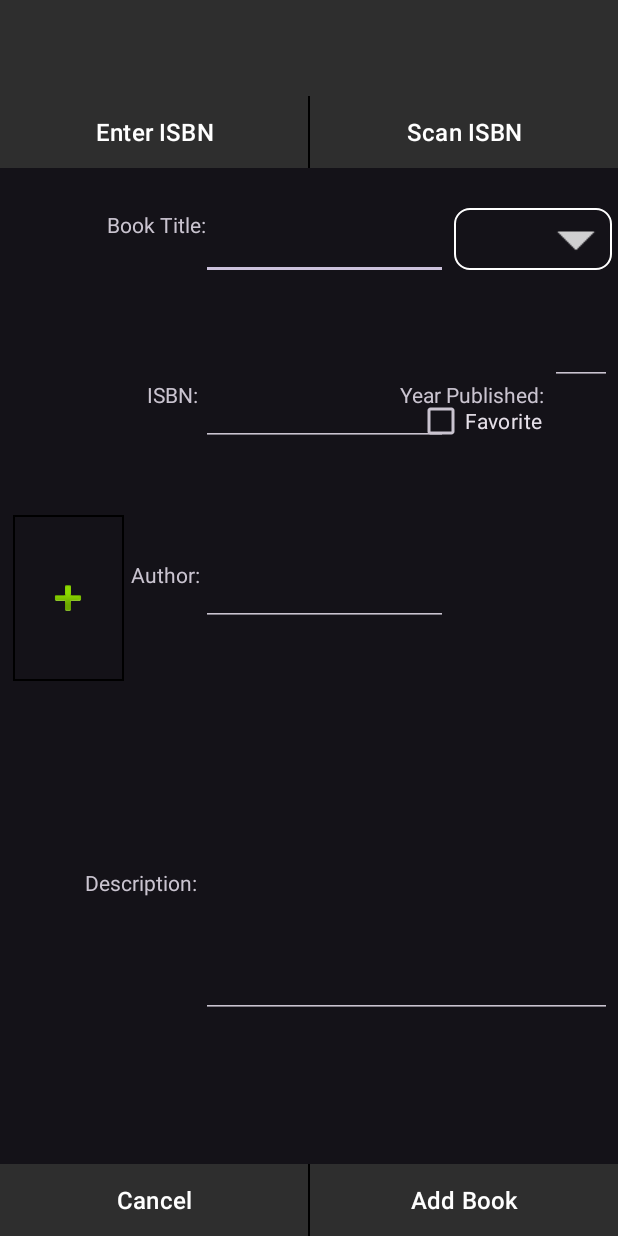
After one commit to dogtoot/BookTracker, an Android app: the layout activity_add_book_landscape.xml on its own in the app's theme, with its tools: preview values and no code run, on a phone screen of 412 x 824 dp. The commit adds this screen. Run offline under Robolectric (Android 15) with nearby library versions, the phone set to English and light mode, and no system bars.

Commit message:
Add Landscape mode.

```diff
--- a/app/src/main/java/com/cj186/booktracker/model/Book.java
+++ b/app/src/main/java/com/cj186/booktracker/model/Book.java
@@ -42,7 +42,6 @@ public class Book {
     }
 
     public Book(Cursor dbResult){
-        if (dbResult.moveToFirst()) {
         this.id = dbResult.getInt(dbResult.getColumnIndexOrThrow(DBHelper.getColumnId()));
         this.imageBytes = dbResult.getBlob(dbResult.getColumnIndexOrThrow(DBHelper.getColumnImageBlob()));
         this.title = dbResult.getString(dbResult.getColumnIndexOrThrow(DBHelper.getColumnTitle()));
@@ -52,7 +51,6 @@ public class Book {
         this.status = Status.fromLabel(dbResult.getString(dbResult.getColumnIndexOrThrow(DBHelper.getColumnStatus())));
         this.yearPublished = dbResult.getString(dbResult.getColumnIndexOrThrow(DBHelper.getColumnYearPublished()));
         this.favoriteStatus = dbResult.getInt(dbResult.getColumnIndexOrThrow(DBHelper.getColumnFavoriteStatus())) != 0;
-        }
     }
 
     // Getter and setter for favorite.
--- /dev/null
+++ b/app/src/main/res/layout/activity_add_book_landscape.xml
@@ -0,0 +1,282 @@
+<?xml version="1.0" encoding="utf-8"?>
+<androidx.constraintlayout.widget.ConstraintLayout xmlns:android="http://schemas.android.com/apk/res/android"
+    xmlns:app="http://schemas.android.com/apk/res-auto"
+    xmlns:tools="http://schemas.android.com/tools"
+    android:id="@+id/main"
+    android:layout_width="match_parent"
+    android:layout_height="match_parent"
+    tools:context=".addbook.AddBookActivity">
+
+    <include
+        layout="@layout/toolbar"
+        android:id="@+id/toolbar"
+        app:layout_constraintBottom_toBottomOf="parent"
+        app:layout_constraintEnd_toEndOf="parent"
+        app:layout_constraintHorizontal_bias="0.0"
+        app:layout_constraintStart_toStartOf="parent"
+        app:layout_constraintTop_toTopOf="parent"
+        app:layout_constraintVertical_bias="0.0"/>
+
+    <LinearLayout
+        android:id="@+id/isbn_btn_bar"
+        android:layout_width="match_parent"
+        android:layout_height="wrap_content"
+        android:orientation="horizontal"
+        app:layout_constraintBottom_toBottomOf="parent"
+        app:layout_constraintEnd_toEndOf="parent"
+        app:layout_constraintHorizontal_bias="0.0"
+        app:layout_constraintStart_toStartOf="parent"
+        app:layout_constraintTop_toBottomOf="@+id/toolbar"
+        app:layout_constraintVertical_bias="0">
+
+        <Button
+            android:id="@+id/enter_isbn"
+            android:layout_width="0dp"
+            android:layout_height="wrap_content"
+            android:layout_weight="1"
+            android:background="@drawable/square_button"
+            android:drawSelectorOnTop="true"
+            android:text="@string/enter_isbn"
+            android:textSize="16sp" />
+
+        <View
+            android:layout_width="1dp"
+            android:layout_height="match_parent"
+            android:background="#000000" />
+
+        <Button
+            android:id="@+id/scan_btn"
+            android:layout_width="0dp"
+            android:layout_height="wrap_content"
+            android:layout_weight="1"
+            android:background="@drawable/square_button"
+            android:drawSelectorOnTop="true"
+            android:text="@string/scan_isbn"
+            android:textSize="16sp" />
+    </LinearLayout>
+
+    <LinearLayout
+        android:id="@+id/bottom_btn_bar"
+        android:layout_width="match_parent"
+        android:layout_height="wrap_content"
+        android:orientation="horizontal"
+        app:layout_constraintBottom_toBottomOf="parent"
+        app:layout_constraintEnd_toEndOf="parent"
+        app:layout_constraintHorizontal_bias="0.0"
+        app:layout_constraintStart_toStartOf="parent"
+        app:layout_constraintTop_toTopOf="parent"
+        app:layout_constraintVertical_bias="1">
+
+        <Button
+            android:id="@+id/cancel_btn"
+            android:layout_width="0dp"
+            android:layout_height="wrap_content"
+            android:layout_weight="1"
+            android:background="@drawable/square_button"
+            android:drawSelectorOnTop="true"
+            android:text="@string/cancel"
+            android:textSize="16sp" />
+
+        <View
+            android:layout_width="1dp"
+            android:layout_height="match_parent"
+            android:background="#000000" />
+
+        <Button
+            android:id="@+id/add_btn"
+            android:layout_width="0dp"
+            android:layout_height="wrap_content"
+            android:layout_weight="1"
+            android:background="@drawable/square_button"
+            android:drawSelectorOnTop="true"
+            android:text="@string/add_book_btn_str"
+            android:textSize="16sp" />
+    </LinearLayout>
+
+    <ImageView
+        android:id="@+id/book_cover"
+        android:layout_width="0dp"
+        android:layout_height="0dp"
+        android:background="@drawable/image_selection"
+        android:padding="1dp"
+        app:layout_constraintBottom_toTopOf="@+id/bottom_btn_bar"
+        app:layout_constraintDimensionRatio="H,1:1.5"
+        app:layout_constraintEnd_toEndOf="parent"
+        app:layout_constraintHorizontal_bias="0.025"
+        app:layout_constraintStart_toStartOf="parent"
+        app:layout_constraintTop_toBottomOf="@+id/isbn_btn_bar"
+        app:layout_constraintVertical_bias="0.418"
+        app:layout_constraintWidth_percent=".18" />
+
+    <TextView
+        android:id="@+id/book_title_textview"
+        android:layout_width="wrap_content"
+        android:layout_height="wrap_content"
+        android:text="Book Title:"
+        app:layout_constraintBottom_toTopOf="@+id/bottom_btn_bar"
+        app:layout_constraintEnd_toStartOf="@+id/book_title"
+        app:layout_constraintHorizontal_bias="0.774"
+        app:layout_constraintStart_toEndOf="@+id/book_cover"
+        app:layout_constraintTop_toBottomOf="@+id/isbn_btn_bar"
+        app:layout_constraintVertical_bias="0.043" />
+
+    <EditText
+        android:id="@+id/book_title"
+        android:layout_width="0dp"
+        android:layout_height="0dp"
+        android:ems="10"
+        android:inputType="text"
+        android:maxLength="50"
+        android:textSize="12sp"
+        app:layout_constraintBottom_toTopOf="@+id/bottom_btn_bar"
+        app:layout_constraintEnd_toEndOf="parent"
+        app:layout_constraintHeight_percent=".08"
+        app:layout_constraintHorizontal_bias="0.312"
+        app:layout_constraintStart_toEndOf="@+id/book_cover"
+        app:layout_constraintTop_toBottomOf="@+id/isbn_btn_bar"
+        app:layout_constraintVertical_bias="0.015"
+        app:layout_constraintWidth_percent=".4" />
+
+    <EditText
+        android:id="@+id/book_isbn"
+        android:layout_width="0dp"
+        android:layout_height="0dp"
+        android:ems="10"
+        android:inputType="number"
+        android:maxLength="255"
+        android:textSize="12sp"
+        app:layout_constraintBottom_toTopOf="@+id/bottom_btn_bar"
+        app:layout_constraintEnd_toEndOf="parent"
+        app:layout_constraintHeight_percent="0.08"
+        app:layout_constraintHorizontal_bias="0.312"
+        app:layout_constraintStart_toEndOf="@+id/book_cover"
+        app:layout_constraintTop_toBottomOf="@+id/isbn_btn_bar"
+        app:layout_constraintVertical_bias="0.4"
+        app:layout_constraintWidth_percent=".4" />
+
+    <TextView
+        android:id="@+id/book_isbn_textview"
+        android:layout_width="wrap_content"
+        android:layout_height="wrap_content"
+        android:text="@string/isbn"
+        app:layout_constraintBottom_toTopOf="@+id/bottom_btn_bar"
+        app:layout_constraintEnd_toStartOf="@+id/book_isbn"
+        app:layout_constraintHorizontal_bias="0.888"
+        app:layout_constraintStart_toEndOf="@+id/book_cover"
+        app:layout_constraintTop_toBottomOf="@+id/isbn_btn_bar"
+        app:layout_constraintVertical_bias="0.219" />
+
+    <EditText
+        android:id="@+id/book_author"
+        android:layout_width="0dp"
+        android:layout_height="0dp"
+        android:ems="10"
+        android:inputType="text"
+        android:maxLength="50"
+        android:textSize="12sp"
+        app:layout_constraintBottom_toTopOf="@+id/bottom_btn_bar"
+        app:layout_constraintEnd_toEndOf="parent"
+        app:layout_constraintHeight_percent=".08"
+        app:layout_constraintHorizontal_bias="0.312"
+        app:layout_constraintStart_toEndOf="@+id/book_cover"
+        app:layout_constraintTop_toBottomOf="@+id/isbn_btn_bar"
+        app:layout_constraintVertical_bias="0.2"
+        app:layout_constraintWidth_percent=".4" />
+
+    <TextView
+        android:id="@+id/book_author_textview"
+        android:layout_width="wrap_content"
+        android:layout_height="wrap_content"
+        android:text="@string/author"
+        app:layout_constraintBottom_toTopOf="@+id/bottom_btn_bar"
+        app:layout_constraintEnd_toStartOf="@+id/book_isbn"
+        app:layout_constraintHorizontal_bias="0.865"
+        app:layout_constraintStart_toEndOf="@+id/book_cover"
+        app:layout_constraintTop_toBottomOf="@+id/isbn_btn_bar"
+        app:layout_constraintVertical_bias="0.405" />
+
+    <Spinner
+        android:id="@+id/status_dropdown"
+        style="@style/StatusSpinner"
+        android:layout_width="0dp"
+        android:layout_height="0dp"
+        android:background="@drawable/dropdown"
+        app:layout_constraintBottom_toTopOf="@+id/bottom_btn_bar"
+        app:layout_constraintEnd_toEndOf="parent"
+        app:layout_constraintHeight_percent=".05"
+        app:layout_constraintHorizontal_bias="0.982"
+        app:layout_constraintStart_toEndOf="@+id/book_cover"
+        app:layout_constraintTop_toBottomOf="@+id/isbn_btn_bar"
+        app:layout_constraintVertical_bias="0.043"
+        app:layout_constraintWidth_percent=".255" />
+
+    <EditText
+        android:id="@+id/book_description"
+        android:layout_width="0dp"
+        android:layout_height="0dp"
+        android:ems="10"
+        android:gravity="start|top"
+        android:inputType="textMultiLine"
+        android:textSize="12sp"
+        app:layout_constraintBottom_toTopOf="@+id/bottom_btn_bar"
+        app:layout_constraintEnd_toEndOf="parent"
+        app:layout_constraintHeight_percent=".2"
+        app:layout_constraintHorizontal_bias="0.971"
+        app:layout_constraintStart_toStartOf="parent"
+        app:layout_constraintTop_toBottomOf="@+id/status_dropdown"
+        app:layout_constraintVertical_bias="0.775"
+        app:layout_constraintWidth_percent=".665" />
+
+    <TextView
+        android:id="@+id/book_description_textview"
+        android:layout_width="wrap_content"
+        android:layout_height="wrap_content"
+        android:text="@string/description"
+        app:layout_constraintBottom_toTopOf="@+id/bottom_btn_bar"
+        app:layout_constraintEnd_toStartOf="@+id/book_description"
+        app:layout_constraintHorizontal_bias="0.953"
+        app:layout_constraintStart_toStartOf="parent"
+        app:layout_constraintTop_toBottomOf="@+id/isbn_btn_bar"
+        app:layout_constraintVertical_bias="0.724" />
+
+    <EditText
+        android:id="@+id/book_year_published"
+        android:layout_width="0dp"
+        android:layout_height="wrap_content"
+        android:ems="10"
+        android:inputType="number"
+        android:maxLength="4"
+        android:textSize="12sp"
+        app:layout_constraintBottom_toTopOf="@+id/bottom_btn_bar"
+        app:layout_constraintEnd_toEndOf="parent"
+        app:layout_constraintHeight_percent=".08"
+        app:layout_constraintHorizontal_bias="0.989"
+        app:layout_constraintStart_toStartOf="parent"
+        app:layout_constraintTop_toBottomOf="@+id/status_dropdown"
+        app:layout_constraintVertical_bias="0.071"
+        app:layout_constraintWidth_percent=".1" />
+
+    <TextView
+        android:id="@+id/book_year_published_textview"
+        android:layout_width="wrap_content"
+        android:layout_height="wrap_content"
+        android:text="@string/year_published"
+        app:layout_constraintBottom_toTopOf="@+id/bottom_btn_bar"
+        app:layout_constraintEnd_toStartOf="@+id/book_year_published"
+        app:layout_constraintHorizontal_bias="0.987"
+        app:layout_constraintStart_toStartOf="parent"
+        app:layout_constraintTop_toBottomOf="@+id/isbn_btn_bar"
+        app:layout_constraintVertical_bias="0.219" />
+
+    <CheckBox
+        android:id="@+id/favorite_checkbox"
+        android:layout_width="wrap_content"
+        android:layout_height="wrap_content"
+        android:text="@string/favorite"
+        app:layout_constraintBottom_toTopOf="@+id/bottom_btn_bar"
+        app:layout_constraintEnd_toEndOf="parent"
+        app:layout_constraintHorizontal_bias="0.846"
+        app:layout_constraintStart_toStartOf="parent"
+        app:layout_constraintTop_toBottomOf="@+id/book_year_published"
+        app:layout_constraintVertical_bias="0.0" />
+</androidx.constraintlayout.widget.ConstraintLayout>
--- a/app/src/main/res/values/strings.xml
+++ b/app/src/main/res/values/strings.xml
@@ -21,4 +21,5 @@
     <string name="app_version">Version: 1.0.18</string>
     <string name="app_description">Book Tracker is an app designed to allow readers to save, assign statuses to, and find books.</string>
     <string name="app_author">Made by Collin J. Johnson</string>
+    <string name="isbn_s">ISBN: %s</string>
 </resources>
```
Also changed, not shown: app/src/main/java/com/cj186/booktracker/addbook/AddBookActivity.java (+7 -2 lines), app/src/main/java/com/cj186/booktracker/bookdescription/BookDescriptionActivity.java (+8 -3 lines), app/src/main/java/com/cj186/booktracker/library/MainActivity.java (+18 -6 lines), app/src/main/res/layout/activity_book_description_landscape.xml (added, +182 -0 lines). Lines whose indentation alone changed are shown as unchanged.
